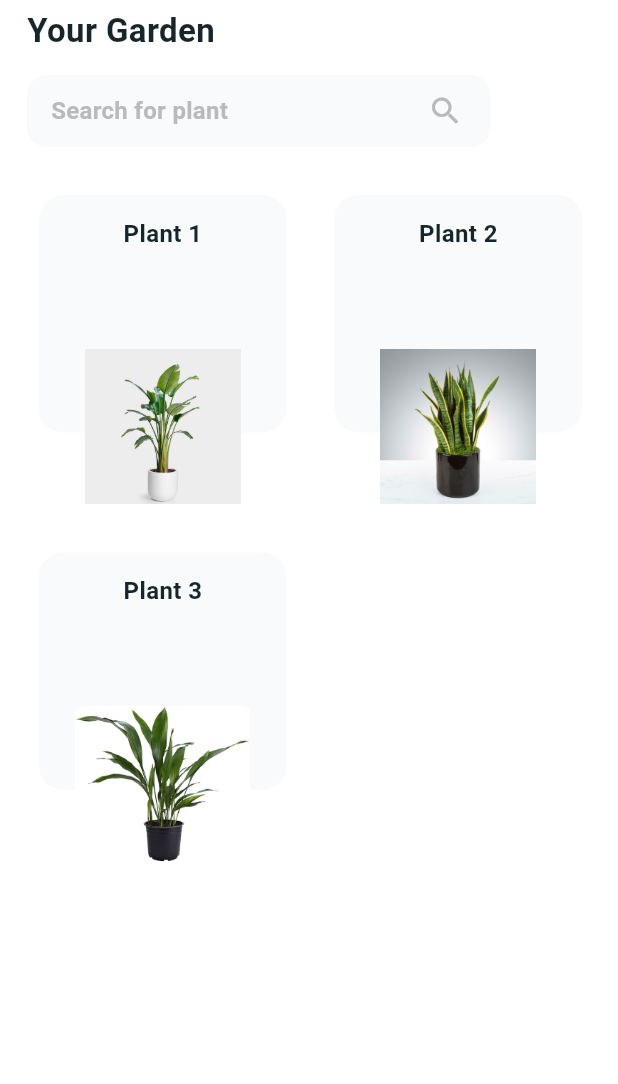
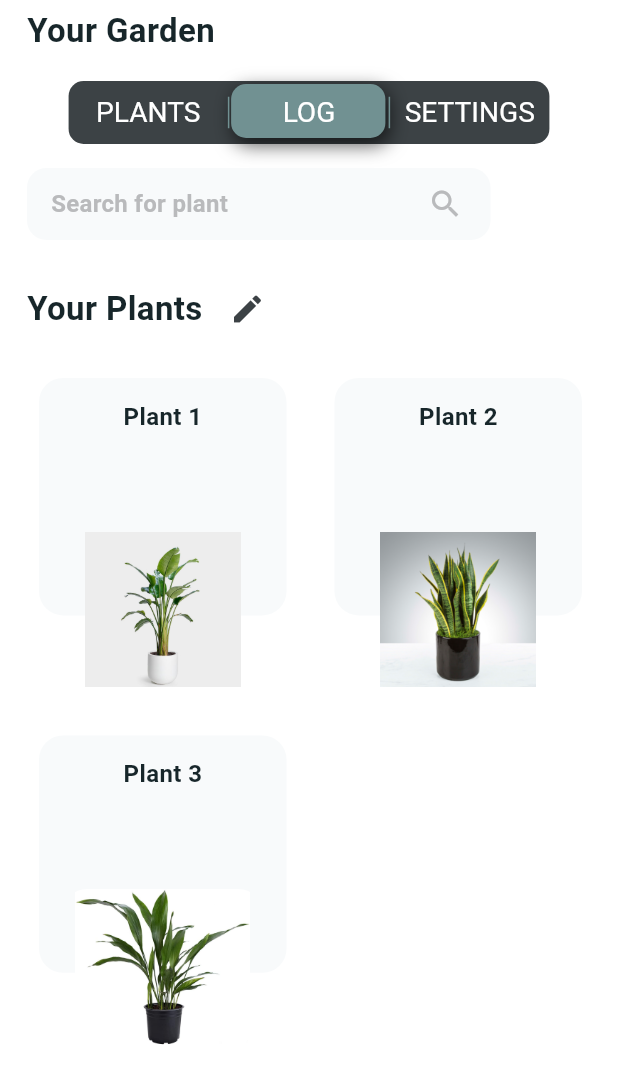
Before and after one commit to dinhkhanh412/happy_garden, a Flutter app: the screen it shows after launch, on a phone screen of 412 x 824 dp. Shown: the top 1084 px of the screen. Run offline on Flutter 3.47's test engine with Material 2 defaults, Android fonts, the phone set to English and light mode, and no system bars; our stand-ins replace flutter_swiper, fluttertoast, get_it, google_fonts, hexcolor; missing offline and left inert: custom_switch, mqtt_client; Roboto replaces fonts that are missing (SFProRounded, WorkSans).

Commit message:
xong 1/3 tab Plants

```diff
--- a/lib/ui/page/detail/detailpage.dart
+++ b/lib/ui/page/detail/detailpage.dart
@@ -1,8 +1,9 @@
 import 'package:happy_garden/ui/page/detail/widget/course_info_screen.dart';
+import 'package:happy_garden/ui/page/detail/widget/cupertino_tabbar.dart'
+    as CupertinoTabBar;
 import 'package:happy_garden/ui/page/detail/widget/popular_course_list_view.dart';
 import 'package:flutter/material.dart';
 import 'package:happy_garden/ui/page/detail/theme/design_course_app_theme.dart';
-import 'package:happy_garden/ui/page/detail/widget/cupertino_tabbar.dart';
 import 'package:hexcolor/hexcolor.dart';
 
 class DesignCourseHomeScreen extends StatefulWidget {
@@ -12,6 +13,9 @@ class DesignCourseHomeScreen extends StatefulWidget {
 
 class _DesignCourseHomeScreenState extends State<DesignCourseHomeScreen> {
   CategoryType categoryType = CategoryType.ui;
+
+  int cupertinoTabBarValue = 1;
+  int cupertinoTabBarValueGetter() => cupertinoTabBarValue;
 
   @override
   Widget build(BuildContext context) {
@@ -31,6 +35,52 @@ class _DesignCourseHomeScreenState extends State<DesignCourseHomeScreen> {
                   height: MediaQuery.of(context).size.height,
                   child: Column(
                     children: <Widget>[
+                      Container(
+                        constraints: const BoxConstraints.expand(height: 20.0),
+                      ),
+                      CupertinoTabBar.CupertinoTabBar(
+                        const Color(0xFF3c4245),
+                        const Color(0xFF719192),
+                        [
+                          const Text(
+                            "PLANTS",
+                            style: const TextStyle(
+                              color: Colors.white,
+                              fontSize: 18.75,
+                              fontWeight: FontWeight.w400,
+                              fontFamily: "SFProRounded",
+                            ),
+                            textAlign: TextAlign.center,
+                          ),
+                          const Text(
+                            "LOG",
+                            style: const TextStyle(
+                              color: Colors.white,
+                              fontSize: 18.75,
+                              fontWeight: FontWeight.w400,
+                              fontFamily: "SFProRounded",
+                            ),
+                            textAlign: TextAlign.center,
+                          ),
+                          const Text(
+                            "SETTINGS",
+                            style: const TextStyle(
+                              color: Colors.white,
+                              fontSize: 18.75,
+                              fontWeight: FontWeight.w400,
+                              fontFamily: "SFProRounded",
+                            ),
+                            textAlign: TextAlign.center,
+                          ),
+                        ],
+                        cupertinoTabBarValueGetter,
+                        (int index) {
+                          setState(() {
+                            cupertinoTabBarValue = index;
+                          });
+                        },
+                        useSeparators: true,
+                      ),
                       getSearchBarUI(),
                       Flexible(
                         child: getPopularCourseUI(),
@@ -53,6 +103,25 @@ class _DesignCourseHomeScreenState extends State<DesignCourseHomeScreen> {
         mainAxisAlignment: MainAxisAlignment.center,
         crossAxisAlignment: CrossAxisAlignment.start,
         children: <Widget>[
+          Row(
+            children: [
+              Text(
+                'Your Plants',
+                textAlign: TextAlign.left,
+                style: TextStyle(
+                  fontWeight: FontWeight.w600,
+                  fontSize: 22,
+                  letterSpacing: 0.27,
+                  color: DesignCourseAppTheme.darkerText,
+                ),
+              ),
+              SizedBox(
+                width: 60,
+                height: 60,
+                child: Icon(Icons.edit, color: Color(0xFF3c4245)),
+              )
+            ],
+          ),
           Flexible(
             child: PopularCourseListView(
               callBack: () {
```
